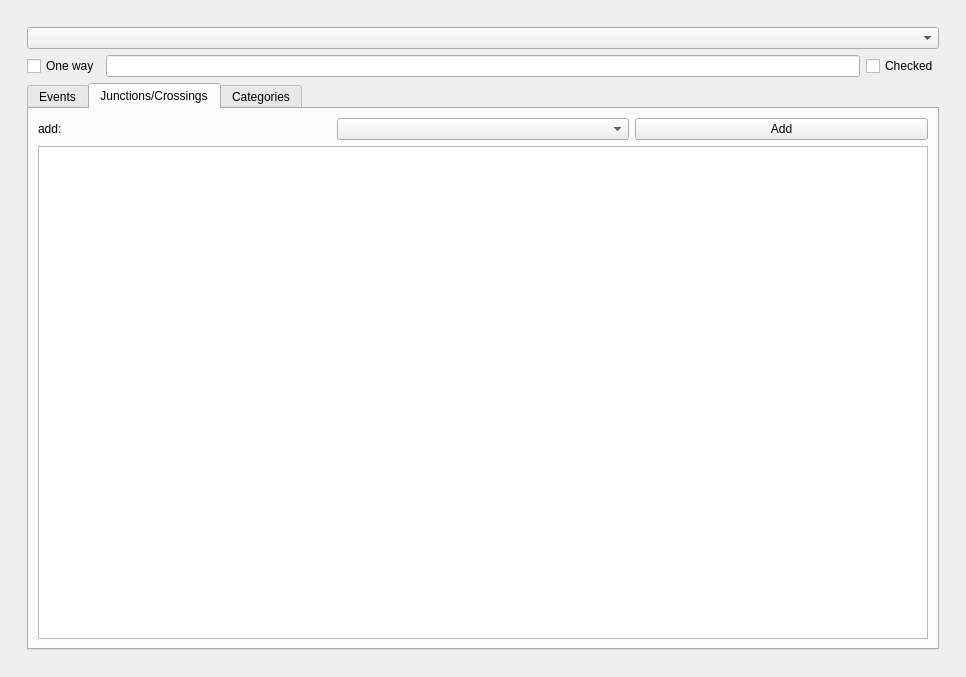
Old version of the form site_categorizer_dockwidget_base.ui in the repository Drew973/pts_site_categorizer.
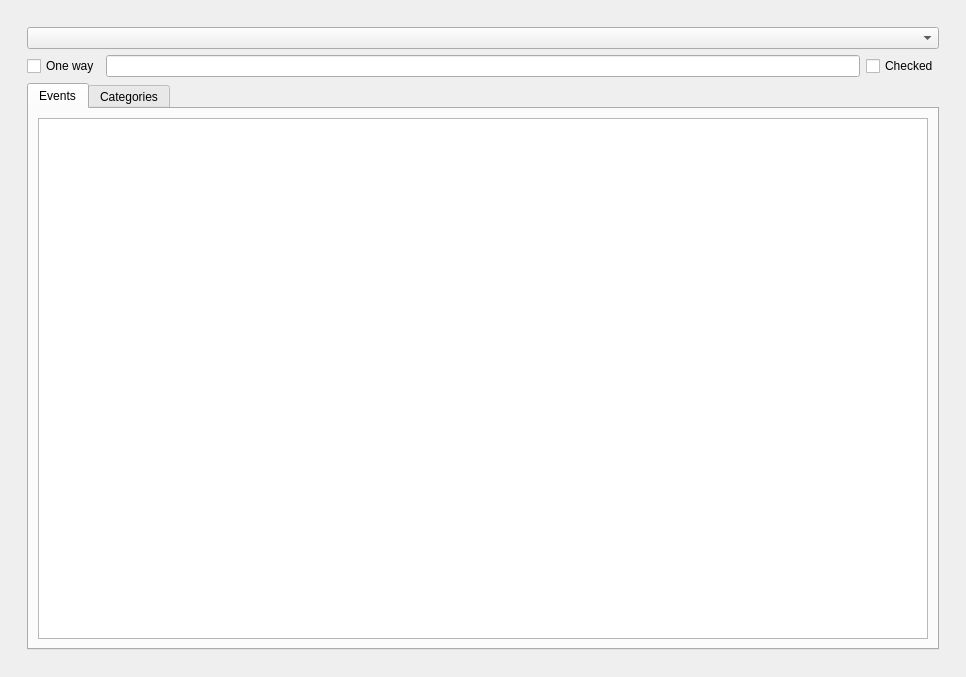
New version of the form. Custom widgets are drawn as their Qt base class.

Patch:
```diff
--- a/site_categorizer_dockwidget_base.ui
+++ b/site_categorizer_dockwidget_base.ui
@@ -74,7 +74,7 @@
           <item>
            <widget class="QTabWidget" name="tabWidget">
             <property name="currentIndex">
-             <number>1</number>
+             <number>0</number>
             </property>
             <widget class="QWidget" name="tab">
              <attribute name="title">
@@ -99,54 +99,6 @@
               </item>
              </layout>
             </widget>
-            <widget class="QWidget" name="tab_4">
-             <attribute name="title">
-              <string>Junctions/Crossings</string>
-             </attribute>
-             <attribute name="toolTip">
-              <string>jc table</string>
-             </attribute>
-             <layout class="QVBoxLayout" name="verticalLayout_6">
-              <item>
-               <layout class="QHBoxLayout" name="horizontalLayout">
-                <item>
-                 <widget class="QLabel" name="label">
-                  <property name="text">
-                   <string>add:</string>
-                  </property>
-                 </widget>
-                </item>
-                <item>
-                 <widget class="QComboBox" name="addBox">
-                  <property name="toolTip">
-                   <string>&lt;html&gt;&lt;head/&gt;&lt;body&gt;&lt;p&gt;Category to add.&lt;/p&gt;&lt;p&gt;Q1=minor junction,&lt;/p&gt;&lt;p&gt;Q2=major junction,&lt;/p&gt;&lt;p&gt;Q3=junction with roundabout&lt;/p&gt;&lt;p&gt;K=crossing&lt;/p&gt;&lt;/body&gt;&lt;/html&gt;</string>
-                  </property>
-                 </widget>
-                </item>
-                <item>
-                 <widget class="QPushButton" name="addJcButton">
-                  <property name="toolTip">
-                   <string>&lt;html&gt;&lt;head/&gt;&lt;body&gt;&lt;p&gt;Add junction or crossing with selected section,chainage and category.&lt;/p&gt;&lt;/body&gt;&lt;/html&gt;</string>
-                  </property>
-                  <property name="text">
-                   <string>Add</string>
-                  </property>
-                 </widget>
-                </item>
-               </layout>
-              </item>
-              <item>
-               <widget class="QTableView" name="jcView">
-                <property name="toolTip">
-                 <string>&lt;html&gt;&lt;head/&gt;&lt;body&gt;&lt;p&gt;Junctions and crossings table. right click on rows for options. &lt;/p&gt;&lt;p&gt;&amp;lt;50m before section should be added with negative chainage. &lt;/p&gt;&lt;p&gt;&amp;lt;50m after section with chainage&amp;gt;section length.&lt;/p&gt;&lt;/body&gt;&lt;/html&gt;</string>
-                </property>
-                <property name="selectionBehavior">
-                 <enum>QAbstractItemView::SelectRows</enum>
-                </property>
-               </widget>
-              </item>
-             </layout>
-            </widget>
             <widget class="QWidget" name="widget">
              <attribute name="title">
               <string>Categories</string>
```
